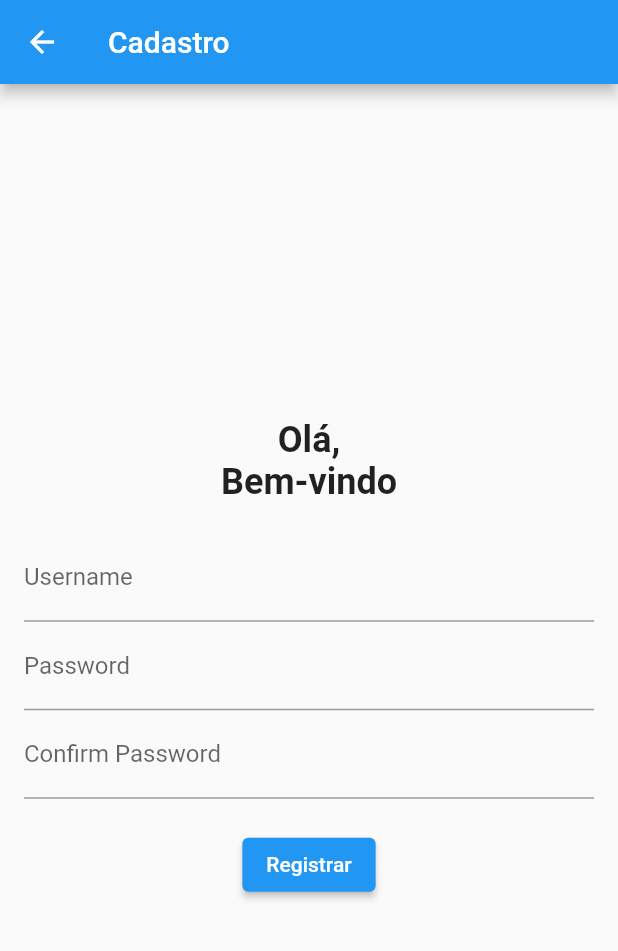
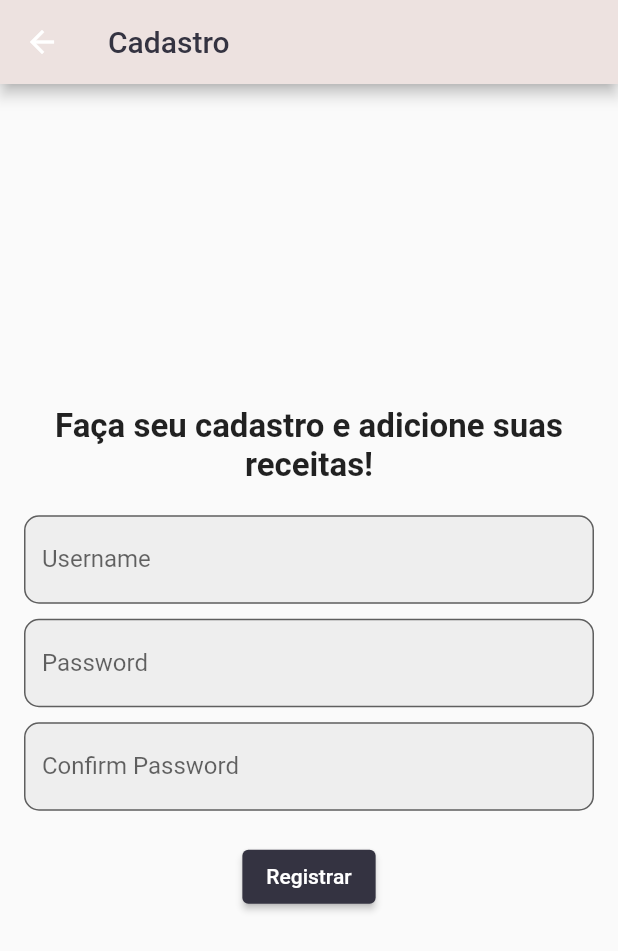
Before and after one commit to PedroHeinrichSP/ProjetoCOZINHAFACIL, a Flutter app: the CadastroScreen screen opened by its route, on a phone screen of 412 x 824 dp. Shown: the top 951 px of the screen. Run offline on Flutter 3.47's test engine with Material 2 defaults, Android fonts, the phone set to English and light mode, and no system bars; our stand-ins replace sqflite, sqflite_common, sqflite_common_ffi; accounts and stored records are empty; network calls fail.

Commit message:
Alterações Layout CRUD

```diff
--- a/cozinhafacil/lib/screens/cadastro.dart
+++ b/cozinhafacil/lib/screens/cadastro.dart
@@ -2,6 +2,8 @@ import 'package:flutter/material.dart';
 import 'database_helper.dart';
 import 'user_model.dart';
 import 'perfil.dart';
+import 'package:cozinhafacil/utils/pallete.dart';
+
 
 class CadastroScreen extends StatefulWidget {
   @override
@@ -68,8 +70,11 @@ class _CadastroScreenState extends State<CadastroScreen> {
   Widget build(BuildContext context) {
     return Scaffold(
       appBar: AppBar(
-        title: Text('Cadastro'),
-      ),
+        backgroundColor: AppColors.primaryColor,
+        title: Text('Cadastro',
+        style: TextStyle(
+      color: AppColors.textColor, // Define a cor do texto),
+      ))),
       body: Center(
         child: Padding(
           padding: const EdgeInsets.all(16.0),
@@ -77,31 +82,57 @@ class _CadastroScreenState extends State<CadastroScreen> {
             mainAxisAlignment: MainAxisAlignment.center,
             children: <Widget>[
               Text(
-                'Olá,\nBem-vindo',
+                'Faça seu cadastro e adicione suas receitas!',
+                textAlign: TextAlign.center,
                 style: TextStyle(
-                  fontSize: 24.0,
+                  fontSize: 22.0,
                   fontWeight: FontWeight.bold,
                 ),
-                textAlign: TextAlign.center,
               ),
               SizedBox(height: 20.0),
               TextField(
                 controller: _usernameController,
-                decoration: InputDecoration(labelText: 'Username'),
+                decoration: InputDecoration(
+                  labelText: 'Username',
+                  border: OutlineInputBorder(
+                    borderRadius: BorderRadius.circular(10.0),
                   ),
+                  filled: true,
+                  fillColor: Colors.grey[200],
+                ),
+              ),
+              SizedBox(height: 10.0),
               TextField(
                 controller: _passwordController,
                 obscureText: true,
-                decoration: InputDecoration(labelText: 'Password'),
+                decoration: InputDecoration(
+                  labelText: 'Password',
+                  border: OutlineInputBorder(
+                    borderRadius: BorderRadius.circular(10.0),
                   ),
+                  filled: true,
+                  fillColor: Colors.grey[200],
+                ),
+              ),
+              SizedBox(height: 10.0),
               TextField(
                 controller: _confirmPasswordController,
                 obscureText: true,
-                decoration: InputDecoration(labelText: 'Confirm Password'),
+                decoration: InputDecoration(
+                  labelText: 'Confirm Password',
+                  border: OutlineInputBorder(
+                    borderRadius: BorderRadius.circular(10.0),
                   ),
-              Padding(
-                padding: const EdgeInsets.only(top: 20.0),
-                child: ElevatedButton(
+                  filled: true,
+                  fillColor: Colors.grey[200],
+                ),
+              ),
+              SizedBox(height: 20.0), // Espaço adicionado
+              ElevatedButton(
+                style: ButtonStyle(
+                  backgroundColor:
+                      MaterialStateProperty.all(AppColors.buttonSecondaryColor),
+                ),
                 child: Text("Registrar"),
                 onPressed: () async {
                   if (_validateFields()) {
@@ -120,7 +151,6 @@ class _CadastroScreenState extends State<CadastroScreen> {
                   }
                 },
               ),
-              ),
             ],
           ),
         ),
--- a/cozinhafacil/lib/screens/conversor.dart
+++ b/cozinhafacil/lib/screens/conversor.dart
@@ -353,6 +353,10 @@ class _ConversorState extends State<Conversor> {
                 SizedBox(height: 16),
                 ElevatedButton(
                   onPressed: converter,
+                  style: ButtonStyle(
+                  backgroundColor:
+                      MaterialStateProperty.all(AppColors.buttonSecondaryColor),
+                ),
                   child: Text('Converter'),
                 ),
                 SizedBox(height: 16),
```
Also changed, not shown: cozinhafacil/lib/screens/login.dart (+48 -24 lines). Lines whose indentation alone changed are shown as unchanged.
